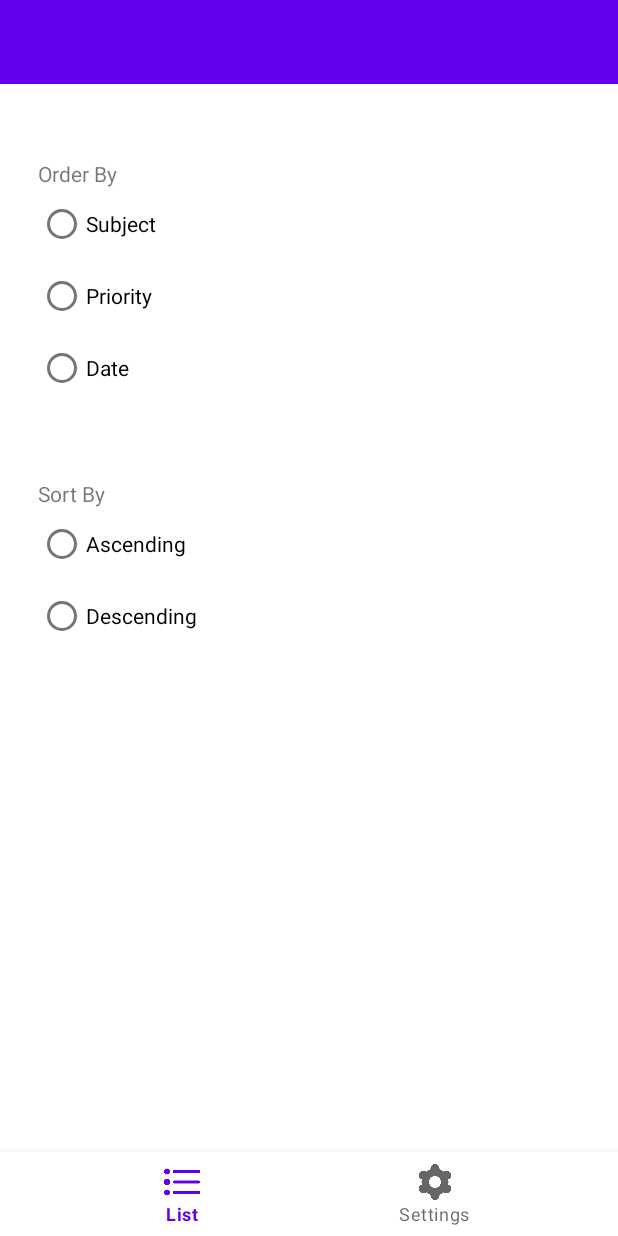
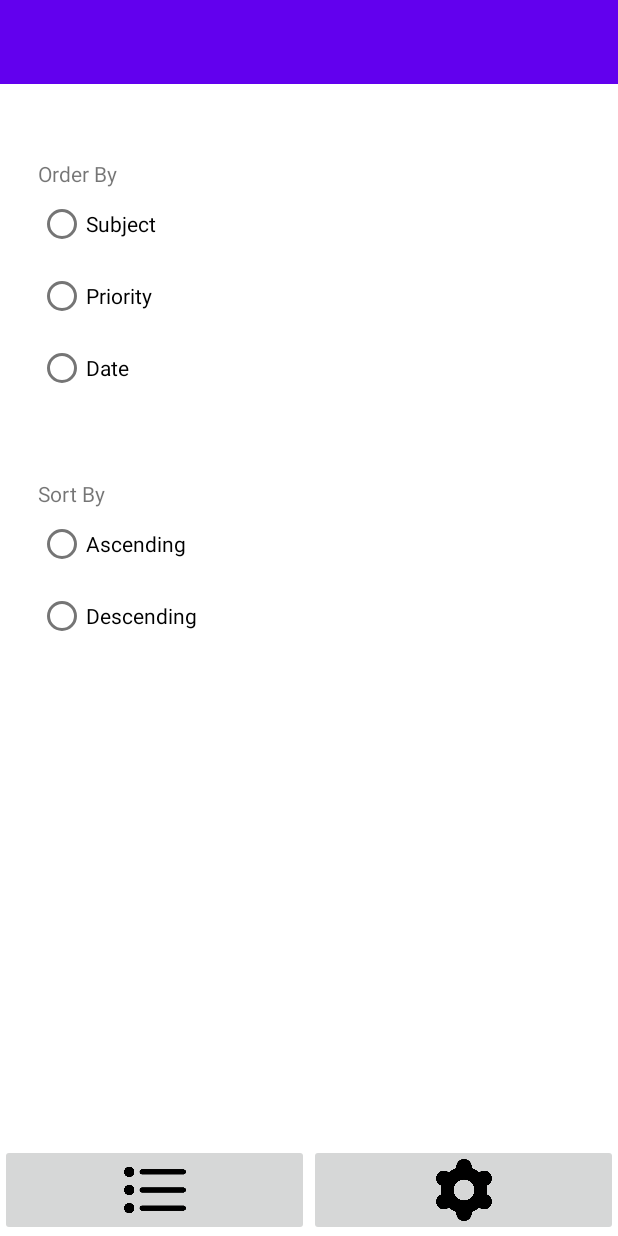
Before and after one commit to JayMelon/NoteAndListMemoApp, an Android app: the NotesSettingsActivity screen opened directly, with no data from a screen before it, on a phone screen of 412 x 824 dp. Run offline under Robolectric (Android 15) with nearby library versions, the phone set to English and light mode, and no system bars.

Commit message:
Updated the nav bar to image buttons to make simple

```diff
--- a/app/src/main/res/layout/activity_notes_settings.xml
+++ b/app/src/main/res/layout/activity_notes_settings.xml
@@ -5,6 +5,32 @@
     android:layout_width="match_parent"
     android:layout_height="match_parent"
     tools:context=".NotesSettingsActivity">
+
+    <LinearLayout
+        android:id="@+id/linearLayout"
+        android:layout_width="match_parent"
+        android:layout_height="61dp"
+        android:orientation="horizontal"
+        app:layout_constraintBottom_toBottomOf="parent"
+        app:layout_constraintEnd_toEndOf="parent"
+        app:layout_constraintStart_toStartOf="parent">
+
+        <ImageButton
+            android:id="@+id/noteList_ImageButton"
+            android:layout_width="match_parent"
+            android:layout_height="match_parent"
+            android:layout_weight="1"
+            android:scaleType="centerInside"
+            app:srcCompat="@drawable/list_icon" />
+
+        <ImageButton
+            android:id="@+id/settings_ImageButton"
+            android:layout_width="match_parent"
+            android:layout_height="match_parent"
+            android:layout_weight="1"
+            android:scaleType="centerInside"
+            app:srcCompat="@drawable/settings_icon" />
+    </LinearLayout>
 
     <RadioGroup
         android:id="@+id/radioGroup_Settings_Subjects"
@@ -80,13 +106,12 @@
             android:text="@string/radioButton_Desc" />
     </RadioGroup>
 
-    <com.google.android.material.bottomnavigation.BottomNavigationView
-        android:id="@+id/navigationBar"
-        android:layout_width="match_parent"
-        android:layout_height="wrap_content"
-        app:layout_constraintBottom_toBottomOf="parent"
-        app:layout_constraintEnd_toEndOf="parent"
-        app:layout_constraintStart_toStartOf="parent"
-        app:menu="@menu/bottom_nav_menu" />
+    <androidx.constraintlayout.widget.ConstraintLayout
+        android:layout_width="411dp"
+        android:layout_height="122dp"
+        app:layout_constraintBottom_toTopOf="@+id/linearLayout"
+        tools:layout_editor_absoluteX="0dp">
+
+    </androidx.constraintlayout.widget.ConstraintLayout>
 
 </androidx.constraintlayout.widget.ConstraintLayout>
--- a/app/src/main/res/menu/bottom_nav_menu.xml
+++ /dev/null
@@ -1,11 +0,0 @@
-<?xml version="1.0" encoding="utf-8"?>
-<menu xmlns:android="http://schemas.android.com/apk/res/android">
-    <item
-        android:id="@+id/navigation_list"
-        android:icon="@drawable/list_icon"
-        android:title="@string/nav_list_name" />
-    <item
-        android:id="@+id/navigation_dashboard"
-        android:icon="@drawable/settings_icon"
-        android:title="@string/nav_settings_name" />
-</menu>
```
Also changed, not shown: app/src/main/res/layout/activity_main.xml (+29 -13 lines), app/src/main/res/layout/dialog_expand_note.xml (+24 -9 lines).
